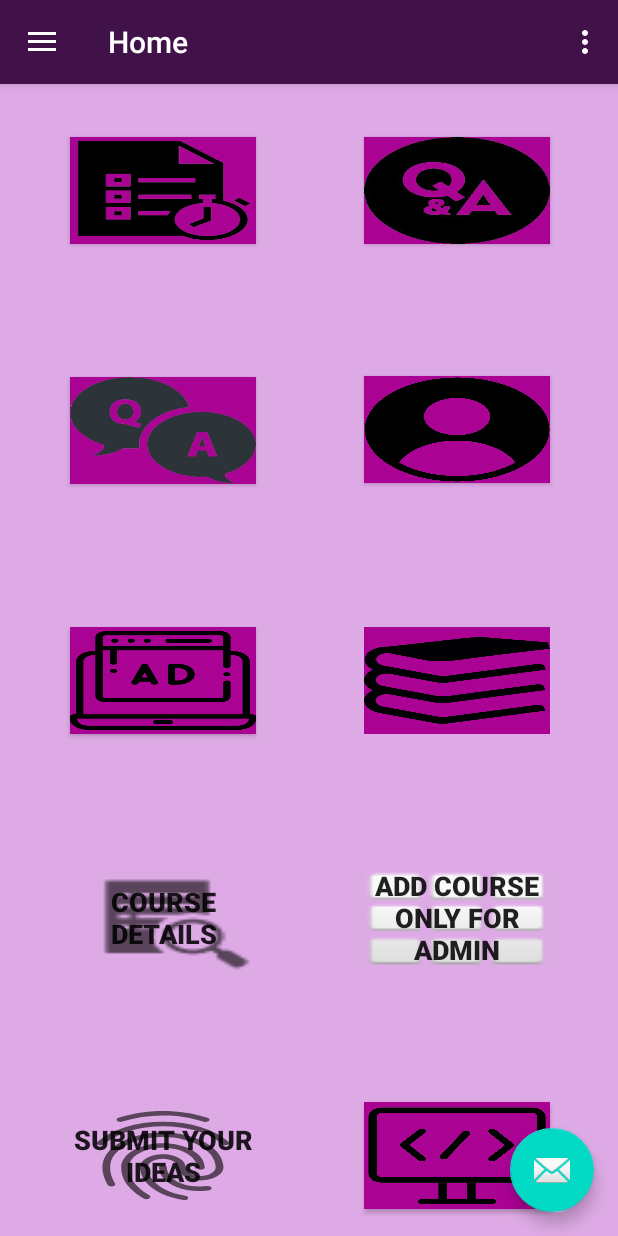
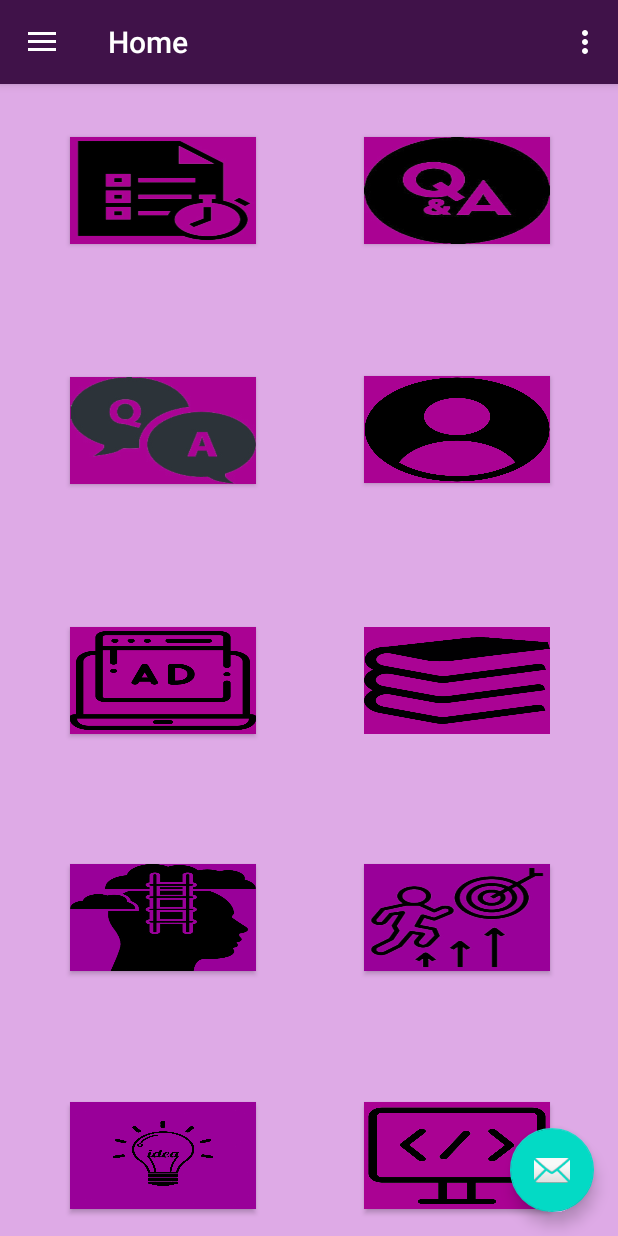
Before and after one commit to TharushiNDewangi/MAD-ASSIGNMENT-1, an Android app: the screen it shows after launch (MainActivity), on a phone screen of 412 x 824 dp. Run offline under Robolectric (Android 15) with nearby library versions, the phone set to English and light mode, and no system bars; our stand-ins replace navigation-ui.

Commit message:
course management function 11th

```diff
--- a/app/src/main/java/com/example/elearningsystem/showresult.java
+++ b/app/src/main/java/com/example/elearningsystem/showresult.java
@@ -33,7 +33,7 @@
         t1.setText("mark percentage : "+res);
         t2.setText("Average mark : "+avg);
 
-        int castedavg=Integer.parseInt(avg);
+        float castedavg=Float.parseFloat(avg);
 
         if(castedavg >= 95)
         {
--- a/app/src/main/res/layout/fragment_home.xml
+++ b/app/src/main/res/layout/fragment_home.xml
@@ -26,8 +26,7 @@
         android:id="@+id/mark"
         android:layout_width="124dp"
         android:layout_height="71dp"
-        android:background="?android:attr/actionModeFindDrawable"
-        android:text="@string/courseDetails"
+        android:background="@drawable/mtvation"
         android:textSize="18sp"
         android:textStyle="bold"
         app:layout_constraintBottom_toBottomOf="parent"
@@ -41,8 +40,7 @@
         android:id="@+id/admin"
         android:layout_width="124dp"
         android:layout_height="71dp"
-        android:background="@android:drawable/ic_dialog_dialer"
-        android:text="@string/addcoursev"
+        android:background="@drawable/dd"
         android:textSize="18sp"
         android:textStyle="bold"
         app:layout_constraintBottom_toBottomOf="parent"
@@ -140,8 +138,7 @@
         android:id="@+id/button13"
         android:layout_width="124dp"
         android:layout_height="71dp"
-        android:background="?android:attr/fingerprintAuthDrawable"
-        android:text="@string/submitIdeas"
+        android:background="@drawable/ideas"
         android:textSize="18sp"
         android:textStyle="bold"
         app:layout_constraintBottom_toBottomOf="parent"
```
Also changed, not shown: app/src/main/java/com/example/elearningsystem/markscalculation.java (+15 -5 lines), app/src/main/res/layout/activity_showresult.xml (+15 -15 lines), app/src/main/res/drawable/dd.jpg (added), app/src/main/res/drawable/ideas.jpg (added), app/src/main/res/drawable/mativation.jpg (added), app/src/main/res/drawable/mtvation.jpg (added), 1 other file.
